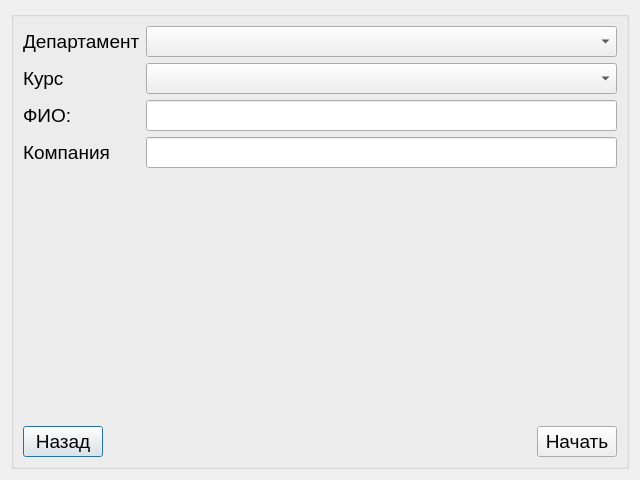
Before: the Qt Designer form studentwindow.ui in Rayzedan/SystemControlStudent, drawn with Qt 5.
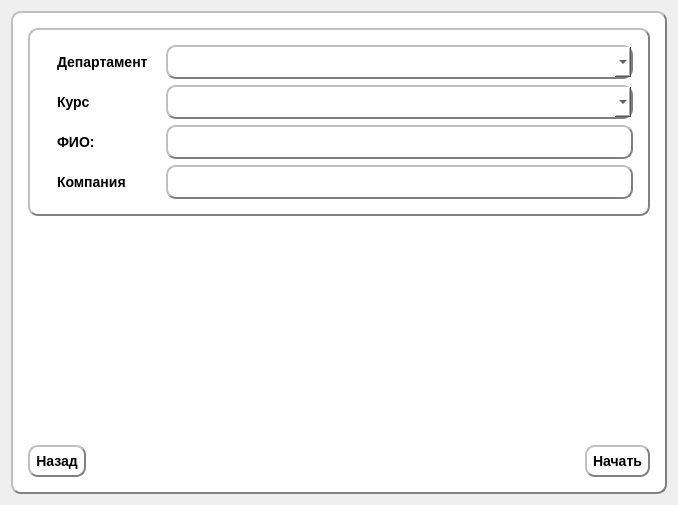
After: the same form once the commit is applied.

The edit to the form file:
```diff
--- a/studentwindow.ui
+++ b/studentwindow.ui
@@ -6,8 +6,8 @@
    <rect>
     <x>0</x>
     <y>0</y>
-    <width>640</width>
-    <height>480</height>
+    <width>678</width>
+    <height>505</height>
    </rect>
   </property>
   <property name="minimumSize">
@@ -24,12 +24,44 @@
   <property name="windowTitle">
    <string/>
   </property>
-  <layout class="QHBoxLayout" name="horizontalLayout_3">
+  <property name="styleSheet">
+   <string notr="true"/>
+  </property>
+  <layout class="QVBoxLayout" name="verticalLayout_7">
+   <item>
+    <widget class="QGroupBox" name="groupBox_2">
+     <property name="styleSheet">
+      <string notr="true">QWidget {
+	background-color: white;
+     border-style: outset;
+     border-width: 2px;
+     border-radius: 10px;
+     border-color: gray;
+     font: bold 14px;
+  
+     padding: 6px;}
+QPushButton:pressed {
+     background-color: grey;
+     border-style: inset;
+ }
+QToolButton:pressed {
+     background-color: grey;
+     border-style: inset;
+ }</string>
+     </property>
+     <property name="title">
+      <string/>
+     </property>
+     <layout class="QVBoxLayout" name="verticalLayout_4">
+      <item>
+       <layout class="QVBoxLayout" name="verticalLayout_3">
    <item>
     <widget class="QGroupBox" name="groupBox">
      <property name="font">
       <font>
-       <pointsize>14</pointsize>
+            <pointsize>-1</pointsize>
+            <italic>false</italic>
+            <bold>true</bold>
       </font>
      </property>
      <property name="title">
@@ -46,9 +78,14 @@
              <widget class="QLabel" name="label">
               <property name="font">
                <font>
-                <pointsize>14</pointsize>
-               </font>
-              </property>
+                     <pointsize>-1</pointsize>
+                     <italic>false</italic>
+                     <bold>true</bold>
+                    </font>
+                   </property>
+                   <property name="styleSheet">
+                    <string notr="true">border-color: white;</string>
+                   </property>
               <property name="text">
                <string>Департамент</string>
               </property>
@@ -58,9 +95,14 @@
              <widget class="QLabel" name="label_2">
               <property name="font">
                <font>
-                <pointsize>14</pointsize>
-               </font>
-              </property>
+                     <pointsize>-1</pointsize>
+                     <italic>false</italic>
+                     <bold>true</bold>
+                    </font>
+                   </property>
+                   <property name="styleSheet">
+                    <string notr="true">border-color: white;</string>
+                   </property>
               <property name="text">
                <string>Курс</string>
               </property>
@@ -70,9 +112,14 @@
              <widget class="QLabel" name="label_3">
               <property name="font">
                <font>
-                <pointsize>14</pointsize>
-               </font>
-              </property>
+                     <pointsize>-1</pointsize>
+                     <italic>false</italic>
+                     <bold>true</bold>
+                    </font>
+                   </property>
+                   <property name="styleSheet">
+                    <string notr="true">border-color: white;</string>
+                   </property>
               <property name="text">
                <string>ФИО:</string>
               </property>
@@ -80,6 +127,9 @@
             </item>
             <item>
              <widget class="QLabel" name="label_4">
+                   <property name="styleSheet">
+                    <string notr="true">border-color: white;</string>
+                   </property>
               <property name="text">
                <string>Компания</string>
               </property>
@@ -105,10 +155,11 @@
           </item>
          </layout>
         </item>
-        <item>
-         <layout class="QHBoxLayout" name="horizontalLayout">
-          <item>
-           <layout class="QVBoxLayout" name="verticalLayout_3">
+            </layout>
+           </item>
+          </layout>
+         </widget>
+        </item>
             <item>
              <spacer name="verticalSpacer">
               <property name="orientation">
@@ -123,6 +174,8 @@
              </spacer>
             </item>
             <item>
+         <layout class="QHBoxLayout" name="horizontalLayout">
+          <item>
              <widget class="QPushButton" name="pushButton_3">
               <property name="maximumSize">
                <size>
@@ -135,8 +188,6 @@
               </property>
              </widget>
             </item>
-           </layout>
-          </item>
           <item>
            <spacer name="horizontalSpacer">
             <property name="orientation">
@@ -151,28 +202,11 @@
            </spacer>
           </item>
           <item>
-           <layout class="QVBoxLayout" name="verticalLayout_4">
-            <item>
-             <spacer name="verticalSpacer_2">
-              <property name="orientation">
-               <enum>Qt::Vertical</enum>
-              </property>
-              <property name="sizeHint" stdset="0">
-               <size>
-                <width>20</width>
-                <height>40</height>
-               </size>
-              </property>
-             </spacer>
-            </item>
-            <item>
              <widget class="QPushButton" name="pushButton">
               <property name="text">
                <string>Начать</string>
               </property>
              </widget>
-            </item>
-           </layout>
           </item>
          </layout>
         </item>
```
Lines whose indentation alone changed are shown as unchanged.
